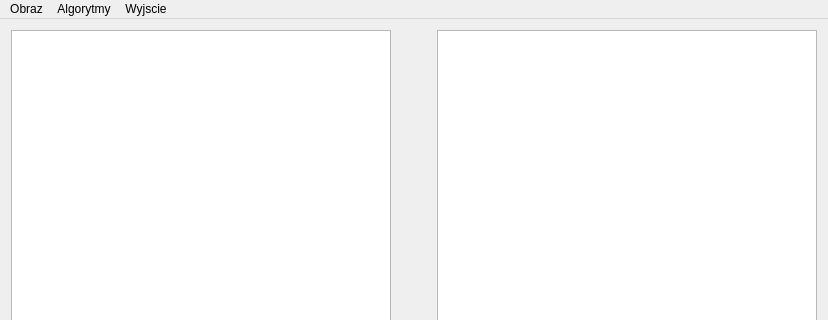
First picture: the form in GUI4OpenCV/GUI4OpenCV.ui, repository WonderWoman2020/GUI4OpenCV, before the edit; both pictures show x 0 to 828 and y 0 to 320 of the 828 by 596 pixel window.
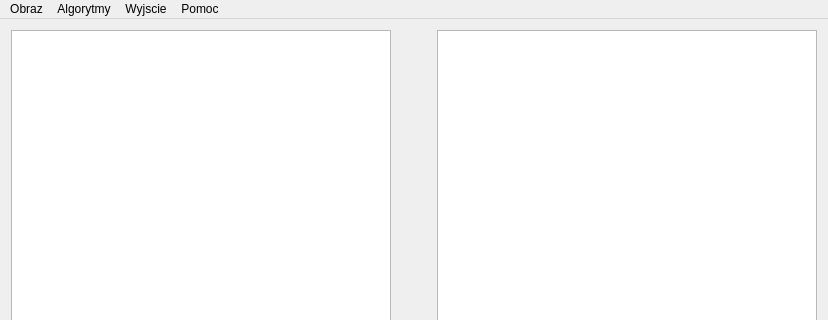
Second picture: the form after the edit.

Commit message: Added help and about options and corresponding message windows. Changed title of the main window to contain surname and name of the author of laboratory.

What changed in the file:
```diff
--- a/GUI4OpenCV/GUI4OpenCV.ui
+++ b/GUI4OpenCV/GUI4OpenCV.ui
@@ -177,9 +177,17 @@
     <addaction name="actionHistR"/>
     <addaction name="actionHistGrayscale"/>
    </widget>
+   <widget class="QMenu" name="menuHelp">
+    <property name="title">
+     <string>Pomoc</string>
+    </property>
+    <addaction name="actionAboutApp"/>
+    <addaction name="actionAboutQt"/>
+   </widget>
    <addaction name="menuImage"/>
    <addaction name="menuAlgorithms"/>
    <addaction name="menuOutput"/>
+   <addaction name="menuHelp"/>
   </widget>
   <widget class="QStatusBar" name="statusBar"/>
   <action name="actionOpen">
```
Left out of the diff: 12 changed lines with no effect on the pictures. The commit also changes 2 other files.
